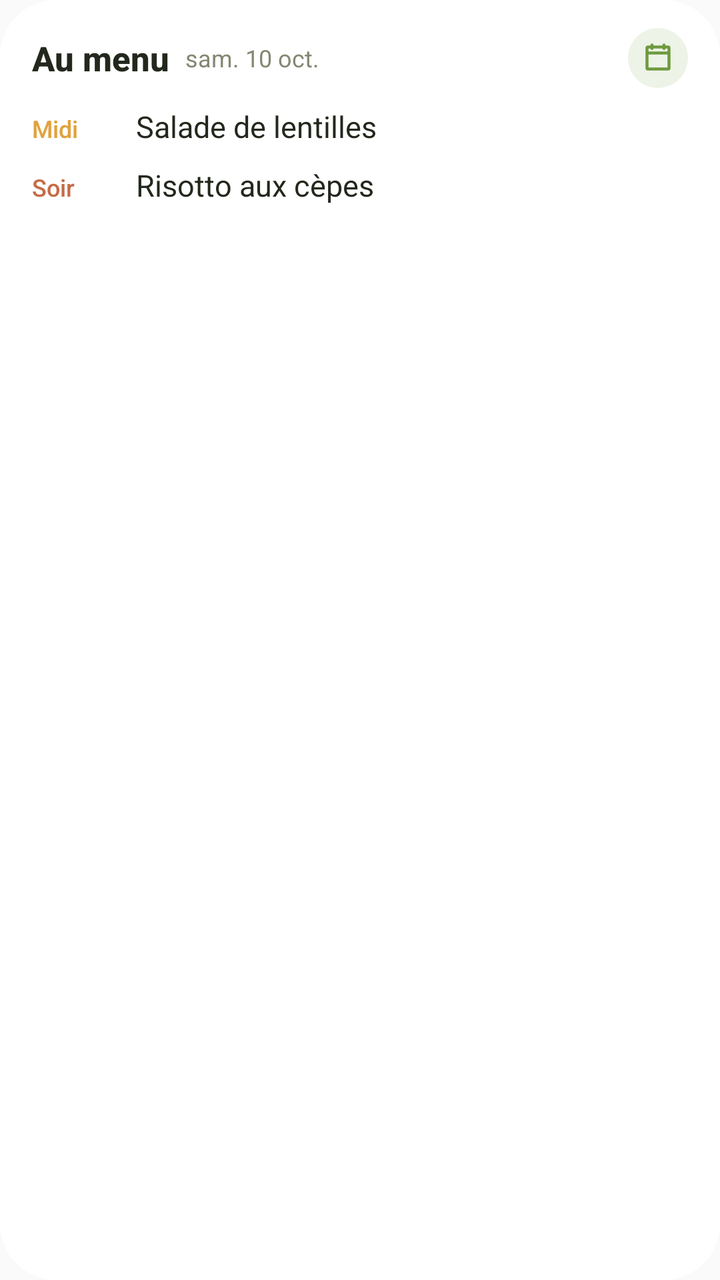
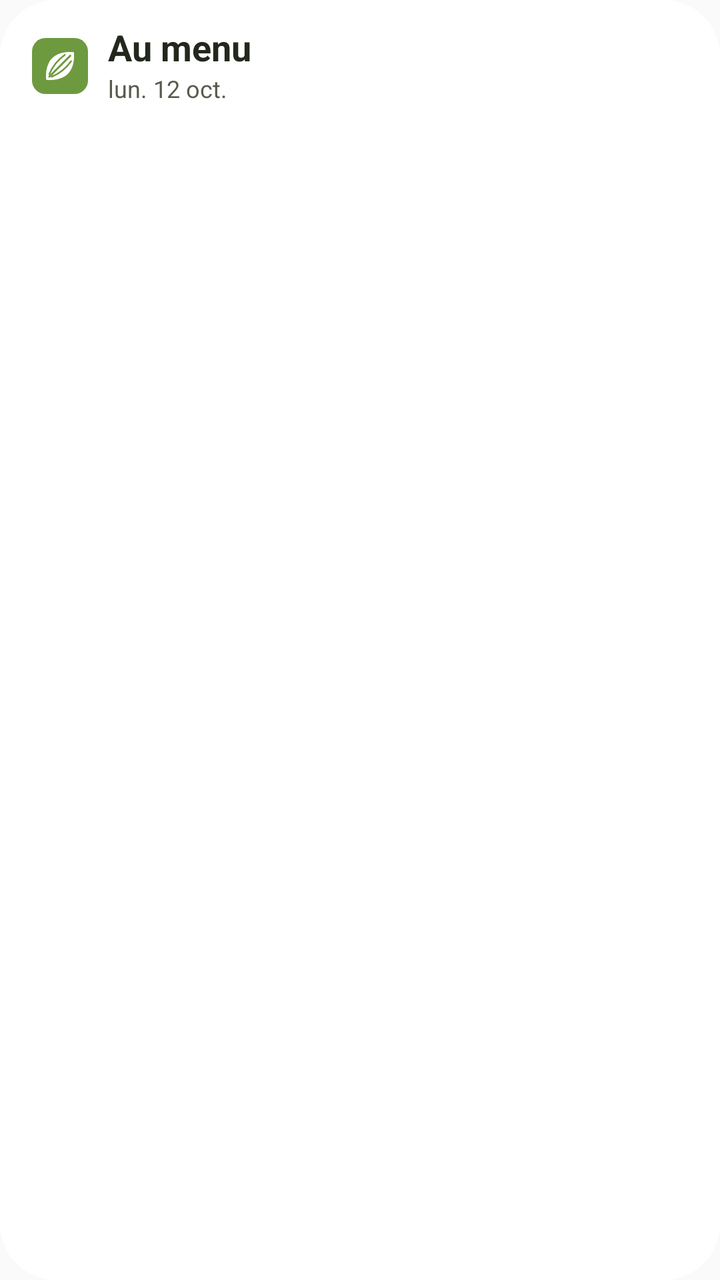

Before-and-after screenshots of an Android layout around one commit, followed by the original layout XML and the change that was made.
<!-- AndroidManifest.xml: application theme AppTheme -->
<!-- res/layout/widget_menu.xml -->
<?xml version="1.0" encoding="utf-8"?>
<LinearLayout xmlns:android="http://schemas.android.com/apk/res/android"
    android:id="@android:id/background"
    android:layout_width="match_parent"
    android:layout_height="match_parent"
    android:background="@drawable/widget_background"
    android:orientation="vertical"
    android:paddingStart="16dp"
    android:paddingTop="14dp"
    android:paddingEnd="16dp"
    android:paddingBottom="14dp">

    <LinearLayout
        android:layout_width="match_parent"
        android:layout_height="wrap_content"
        android:baselineAligned="true"
        android:gravity="center_vertical"
        android:orientation="horizontal">

        <TextView
            android:layout_width="wrap_content"
            android:layout_height="wrap_content"
            android:fontFamily="sans-serif-medium"
            android:text="Au menu"
            android:textColor="@color/widget_text"
            android:textSize="17sp"
            android:textStyle="bold" />

        <TextView
            android:id="@+id/menu_date"
            android:layout_width="0dp"
            android:layout_height="wrap_content"
            android:layout_weight="1"
            android:layout_marginStart="8dp"
            android:maxLines="1"
            android:text="sam. 10 oct."
            android:textColor="@color/widget_text3"
            android:textSize="12sp" />

        <ImageView
            android:layout_width="30dp"
            android:layout_height="30dp"
            android:background="@drawable/widget_chip"
            android:contentDescription="@null"
            android:padding="7dp"
            android:src="@drawable/ic_glyph_calendar"
            android:tint="@color/widget_accent" />
    </LinearLayout>

    <TextView
        android:id="@+id/menu_empty"
        android:layout_width="match_parent"
        android:layout_height="wrap_content"
        android:layout_marginTop="10dp"
        android:text="Rien de prévu. Touchez pour planifier."
        android:textColor="@color/widget_text2"
        android:textSize="14sp"
        android:visibility="gone" />

    <LinearLayout
        android:id="@+id/menu_row_0"
        android:layout_width="match_parent"
        android:layout_height="wrap_content"
        android:baselineAligned="true"
        android:orientation="horizontal"
        android:paddingTop="9dp"
        android:visibility="visible">

        <TextView
            android:id="@+id/menu_slot_0"
            android:layout_width="52dp"
            android:layout_height="wrap_content"
            android:fontFamily="sans-serif-medium"
            android:maxLines="1"
            android:text="Midi"
            android:textColor="#e0a23e"
            android:textSize="12sp" />

        <TextView
            android:id="@+id/menu_title_0"
            android:layout_width="0dp"
            android:layout_height="wrap_content"
            android:layout_weight="1"
            android:ellipsize="end"
            android:maxLines="1"
            android:text="Salade de lentilles"
            android:textColor="@color/widget_text"
            android:textSize="15sp" />
    </LinearLayout>

    <LinearLayout
        android:id="@+id/menu_row_1"
        android:layout_width="match_parent"
        android:layout_height="wrap_content"
        android:baselineAligned="true"
        android:orientation="horizontal"
        android:paddingTop="9dp"
        android:visibility="visible">

        <TextView
            android:id="@+id/menu_slot_1"
            android:layout_width="52dp"
            android:layout_height="wrap_content"
            android:fontFamily="sans-serif-medium"
            android:maxLines="1"
            android:text="Soir"
            android:textColor="#c56b46"
            android:textSize="12sp" />

        <TextView
            android:id="@+id/menu_title_1"
            android:layout_width="0dp"
            android:layout_height="wrap_content"
            android:layout_weight="1"
            android:ellipsize="end"
            android:maxLines="1"
            android:text="Risotto aux cèpes"
            android:textColor="@color/widget_text"
            android:textSize="15sp" />
    </LinearLayout>

    <LinearLayout
        android:id="@+id/menu_row_2"
        android:layout_width="match_parent"
        android:layout_height="wrap_content"
        android:baselineAligned="true"
        android:orientation="horizontal"
        android:paddingTop="9dp"
        android:visibility="gone">

        <TextView
            android:id="@+id/menu_slot_2"
            android:layout_width="52dp"
            android:layout_height="wrap_content"
            android:fontFamily="sans-serif-medium"
            android:maxLines="1"
            android:text=""
            android:textColor="#c56b46"
            android:textSize="12sp" />

        <TextView
            android:id="@+id/menu_title_2"
            android:layout_width="0dp"
            android:layout_height="wrap_content"
            android:layout_weight="1"
            android:ellipsize="end"
            android:maxLines="1"
            android:text="Tarte fine aux pommes"
            android:textColor="@color/widget_text"
            android:textSize="15sp" />
    </LinearLayout>
</LinearLayout>
<!-- resources referenced by this layout -->
<resources>
  <color name="widget_accent">#6e9a3f</color>
  <color name="widget_text">#23281d</color>
  <color name="widget_text2">#565b4c</color>
  <color name="widget_text3">#838872</color>
  <!-- drawable ic_glyph_calendar (drawable) -->
  <?xml version="1.0" encoding="utf-8"?>
  <vector xmlns:android="http://schemas.android.com/apk/res/android"
      android:width="24dp"
      android:height="24dp"
      android:viewportWidth="256"
      android:viewportHeight="256">
      <path android:fillColor="#FFFFFFFF" android:pathData="M208,28H188V24a12,12,0,0,0-24,0v4H92V24a12,12,0,0,0-24,0v4H48A20,20,0,0,0,28,48V208a20,20,0,0,0,20,20H208a20,20,0,0,0,20-20V48A20,20,0,0,0,208,28ZM68,52a12,12,0,0,0,24,0h72a12,12,0,0,0,24,0h16V76H52V52ZM52,204V100H204V204Z" />
  </vector>
  <!-- drawable widget_background (drawable) -->
  <?xml version="1.0" encoding="utf-8"?>
  <shape xmlns:android="http://schemas.android.com/apk/res/android" android:shape="rectangle">
      <solid android:color="@color/widget_surface" />
      <corners android:radius="@dimen/widget_radius" />
  </shape>
  <!-- drawable widget_chip (drawable) -->
  <?xml version="1.0" encoding="utf-8"?>
  <shape xmlns:android="http://schemas.android.com/apk/res/android" android:shape="oval">
      <solid android:color="@color/widget_chip" />
  </shape>
  <style name="AppTheme" parent="Theme.AppCompat.Light.DarkActionBar">
          
          <item name="colorPrimary">@color/colorPrimary</item>
          <item name="colorPrimaryDark">@color/colorPrimaryDark</item>
          <item name="colorAccent">@color/colorAccent</item>
      </style>
  <color name="widget_surface">#ffffff</color>
  <dimen name="widget_radius">24dp</dimen>
  <color name="widget_chip">#1f6e9a3f</color>
</resources>

<!-- the commit's change to res/layout/widget_menu.xml (unified diff, before → after) -->
@@ -7,146 +7,103 @@
     android:orientation="vertical"
     android:paddingStart="16dp"
     android:paddingTop="14dp"
-    android:paddingEnd="16dp"
-    android:paddingBottom="14dp">
+    android:paddingEnd="12dp"
+    android:paddingBottom="6dp">
 
     <LinearLayout
+        android:id="@+id/menu_header"
         android:layout_width="match_parent"
         android:layout_height="wrap_content"
-        android:baselineAligned="true"
         android:gravity="center_vertical"
         android:orientation="horizontal">
 
-        <TextView
-            android:layout_width="wrap_content"
-            android:layout_height="wrap_content"
-            android:fontFamily="sans-serif-medium"
-            android:text="Au menu"
-            android:textColor="@color/widget_text"
-            android:textSize="17sp"
-            android:textStyle="bold" />
+        <ImageView
+            android:layout_width="28dp"
+            android:layout_height="28dp"
+            android:contentDescription="Cardamome"
+            android:src="@drawable/ic_widget_logo" />
 
-        <TextView
-            android:id="@+id/menu_date"
+        <LinearLayout
             android:layout_width="0dp"
             android:layout_height="wrap_content"
+            android:layout_marginStart="10dp"
             android:layout_weight="1"
-            android:layout_marginStart="8dp"
-            android:maxLines="1"
-            android:text="sam. 10 oct."
-            android:textColor="@color/widget_text3"
-            android:textSize="12sp" />
+            android:orientation="vertical">
+
+            <TextView
+                android:layout_width="wrap_content"
+                android:layout_height="wrap_content"
+                android:fontFamily="sans-serif"
+                android:includeFontPadding="false"
+                android:text="Au menu"
+                android:textColor="@color/widget_text"
+                android:textSize="18sp"
+                android:textStyle="bold" />
+
+            <TextView
+                android:id="@+id/menu_date"
+                android:layout_width="wrap_content"
+                android:layout_height="wrap_content"
+                android:layout_marginTop="1dp"
+                android:maxLines="1"
+                android:ellipsize="end"
+                android:text="lun. 12 oct."
+                android:textColor="@color/widget_text2"
+                android:textSize="12sp" />
+        </LinearLayout>
+    </LinearLayout>
+
+    <FrameLayout
+        android:layout_width="match_parent"
+        android:layout_height="0dp"
+        android:layout_marginTop="8dp"
+        android:layout_weight="1">
+
+        <ListView
+            android:id="@+id/menu_list"
+            android:layout_width="match_parent"
+            android:layout_height="match_parent"
+            android:clipToPadding="false"
+            android:divider="@null"
+            android:paddingBottom="16dp"
+            android:scrollbars="none" />
+
+        <LinearLayout
+            android:id="@+id/menu_empty"
+            android:layout_width="match_parent"
+            android:layout_height="match_parent"
+            android:gravity="center_vertical"
+            android:orientation="horizontal"
+            android:paddingBottom="12dp"
+            android:visibility="gone">
+
+            <ImageView
+                android:layout_width="40dp"
+                android:layout_height="40dp"
+                android:background="@drawable/widget_chip"
+                android:contentDescription="@null"
+                android:padding="10dp"
+                android:src="@drawable/ic_glyph_calendar"
+                android:tint="@color/widget_accent" />
+
+            <TextView
+                android:id="@+id/menu_empty_text"
+                android:layout_width="0dp"
+                android:layout_height="wrap_content"
+                android:layout_marginStart="12dp"
+                android:layout_weight="1"
+                android:lineSpacingExtra="2dp"
+                android:text="Rien de prévu pour l'instant."
+                android:textColor="@color/widget_text2"
+                android:textSize="13sp" />
+        </LinearLayout>
 
         <ImageView
-            android:layout_width="30dp"
-            android:layout_height="30dp"
-            android:background="@drawable/widget_chip"
+            android:layout_width="match_parent"
+            android:layout_height="22dp"
+            android:layout_gravity="bottom"
             android:contentDescription="@null"
-            android:padding="7dp"
-            android:src="@drawable/ic_glyph_calendar"
-            android:tint="@color/widget_accent" />
-    </LinearLayout>
-
-    <TextView
-        android:id="@+id/menu_empty"
-        android:layout_width="match_parent"
-        android:layout_height="wrap_content"
-        android:layout_marginTop="10dp"
-        android:text="Rien de prévu. Touchez pour planifier."
-        android:textColor="@color/widget_text2"
-        android:textSize="14sp"
-        android:visibility="gone" />
-
-    <LinearLayout
-        android:id="@+id/menu_row_0"
-        android:layout_width="match_parent"
-        android:layout_height="wrap_content"
-        android:baselineAligned="true"
-        android:orientation="horizontal"
-        android:paddingTop="9dp"
-        android:visibility="visible">
-
-        <TextView
-            android:id="@+id/menu_slot_0"
-            android:layout_width="52dp"
-            android:layout_height="wrap_content"
-            android:fontFamily="sans-serif-medium"
-            android:maxLines="1"
-            android:text="Midi"
-            android:textColor="#e0a23e"
-            android:textSize="12sp" />
-
-        <TextView
-            android:id="@+id/menu_title_0"
-            android:layout_width="0dp"
-            android:layout_height="wrap_content"
-            android:layout_weight="1"
-            android:ellipsize="end"
-            android:maxLines="1"
-            android:text="Salade de lentilles"
-            android:textColor="@color/widget_text"
-            android:textSize="15sp" />
-    </LinearLayout>
-
-    <LinearLayout
-        android:id="@+id/menu_row_1"
-        android:layout_width="match_parent"
-        android:layout_height="wrap_content"
-        android:baselineAligned="true"
-        android:orientation="horizontal"
-        android:paddingTop="9dp"
-        android:visibility="visible">
-
-        <TextView
-            android:id="@+id/menu_slot_1"
-            android:layout_width="52dp"
-            android:layout_height="wrap_content"
-            android:fontFamily="sans-serif-medium"
-            android:maxLines="1"
-            android:text="Soir"
-            android:textColor="#c56b46"
-            android:textSize="12sp" />
-
-        <TextView
-            android:id="@+id/menu_title_1"
-            android:layout_width="0dp"
-            android:layout_height="wrap_content"
-            android:layout_weight="1"
-            android:ellipsize="end"
-            android:maxLines="1"
-            android:text="Risotto aux cèpes"
-            android:textColor="@color/widget_text"
-            android:textSize="15sp" />
-    </LinearLayout>
-
-    <LinearLayout
-        android:id="@+id/menu_row_2"
-        android:layout_width="match_parent"
-        android:layout_height="wrap_content"
-        android:baselineAligned="true"
-        android:orientation="horizontal"
-        android:paddingTop="9dp"
-        android:visibility="gone">
-
-        <TextView
-            android:id="@+id/menu_slot_2"
-            android:layout_width="52dp"
-            android:layout_height="wrap_content"
-            android:fontFamily="sans-serif-medium"
-            android:maxLines="1"
-            android:text=""
-            android:textColor="#c56b46"
-            android:textSize="12sp" />
-
-        <TextView
-            android:id="@+id/menu_title_2"
-            android:layout_width="0dp"
-            android:layout_height="wrap_content"
-            android:layout_weight="1"
-            android:ellipsize="end"
-            android:maxLines="1"
-            android:text="Tarte fine aux pommes"
-            android:textColor="@color/widget_text"
-            android:textSize="15sp" />
-    </LinearLayout>
+            android:scaleType="fitXY"
+            android:src="@drawable/widget_fade" />
+    </FrameLayout>
 </LinearLayout>
<!-- resource entries referenced after the edit -->
@@ -3,7 +3,6 @@
   <color name="widget_accent">#6e9a3f</color>
   <color name="widget_text">#23281d</color>
   <color name="widget_text2">#565b4c</color>
-  <color name="widget_text3">#838872</color>
   <!-- drawable ic_glyph_calendar (drawable) -->
   <?xml version="1.0" encoding="utf-8"?>
   <vector xmlns:android="http://schemas.android.com/apk/res/android"
@@ -12,6 +11,37 @@
       android:viewportWidth="256"
       android:viewportHeight="256">
       <path android:fillColor="#FFFFFFFF" android:pathData="M208,28H188V24a12,12,0,0,0-24,0v4H92V24a12,12,0,0,0-24,0v4H48A20,20,0,0,0,28,48V208a20,20,0,0,0,20,20H208a20,20,0,0,0,20-20V48A20,20,0,0,0,208,28ZM68,52a12,12,0,0,0,24,0h72a12,12,0,0,0,24,0h16V76H52V52ZM52,204V100H204V204Z" />
+  </vector>
+  <!-- drawable ic_widget_logo (drawable) -->
+  <?xml version="1.0" encoding="utf-8"?>
+  <vector xmlns:android="http://schemas.android.com/apk/res/android"
+      android:width="28dp"
+      android:height="28dp"
+      android:viewportWidth="100"
+      android:viewportHeight="100">
+      <path
+          android:fillColor="#6E9A3F"
+          android:pathData="M24 0 H76 A24 24 0 0 1 100 24 V76 A24 24 0 0 1 76 100 H24 A24 24 0 0 1 0 76 V24 A24 24 0 0 1 24 0 Z" />
+      <group android:pivotX="50" android:pivotY="50" android:rotation="45">
+          <path
+              android:fillColor="#FFFFFF"
+              android:pathData="M50 15 C68 30 74 48 67 63 C62.5 74 55.5 80 50 85 C44.5 80 37.5 74 33 63 C26 48 32 30 50 15 Z" />
+          <path
+              android:strokeColor="#6E9A3F"
+              android:strokeLineCap="round"
+              android:strokeWidth="3.4"
+              android:pathData="M50 24 C50 40 50 62 50 77" />
+          <path
+              android:strokeColor="#6E9A3F"
+              android:strokeLineCap="round"
+              android:strokeWidth="3"
+              android:pathData="M42 30 C39.5 45 41 60 47 74" />
+          <path
+              android:strokeColor="#6E9A3F"
+              android:strokeLineCap="round"
+              android:strokeWidth="3"
+              android:pathData="M58 30 C60.5 45 59 60 53 74" />
+      </group>
   </vector>
   <!-- drawable widget_background (drawable) -->
   <?xml version="1.0" encoding="utf-8"?>
@@ -24,6 +54,14 @@
   <shape xmlns:android="http://schemas.android.com/apk/res/android" android:shape="oval">
       <solid android:color="@color/widget_chip" />
   </shape>
+  <!-- drawable widget_fade (drawable) -->
+  <?xml version="1.0" encoding="utf-8"?>
+  <shape xmlns:android="http://schemas.android.com/apk/res/android" android:shape="rectangle">
+      <gradient
+          android:angle="270"
+          android:endColor="@color/widget_surface"
+          android:startColor="@color/widget_surface_clear" />
+  </shape>
   <style name="AppTheme" parent="Theme.AppCompat.Light.DarkActionBar">
           
           <item name="colorPrimary">@color/colorPrimary</item>
@@ -33,5 +71,6 @@
   <color name="widget_surface">#ffffff</color>
   <dimen name="widget_radius">24dp</dimen>
   <color name="widget_chip">#1f6e9a3f</color>
+  <color name="widget_surface_clear">#00ffffff</color>
 </resources>
 
